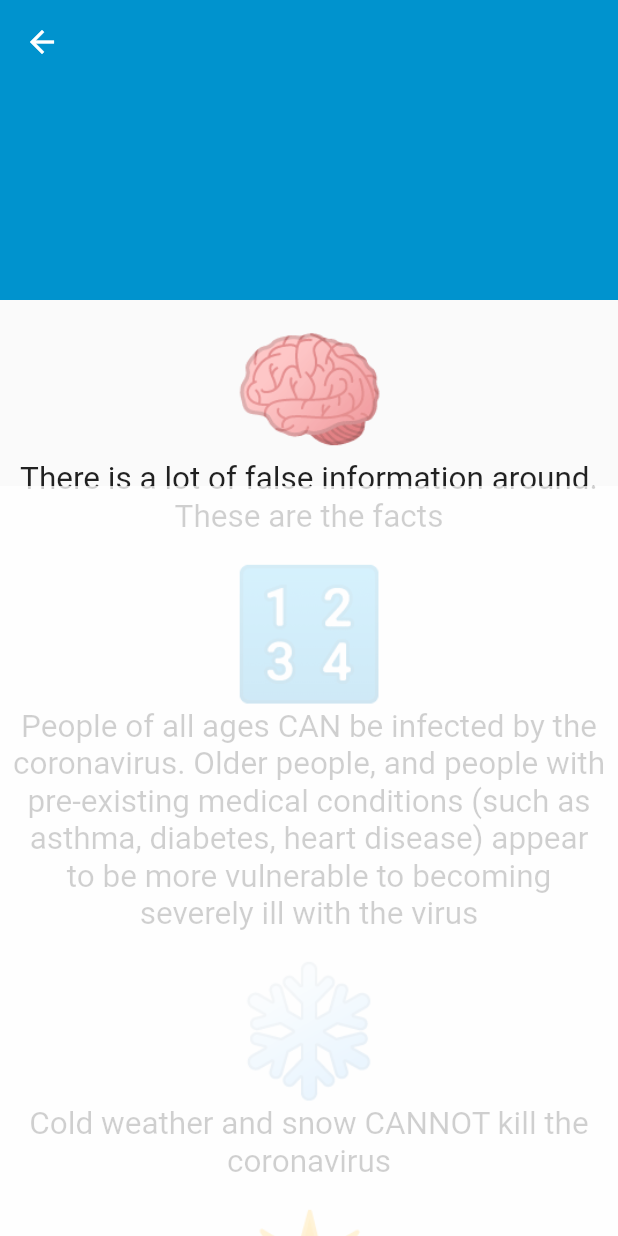
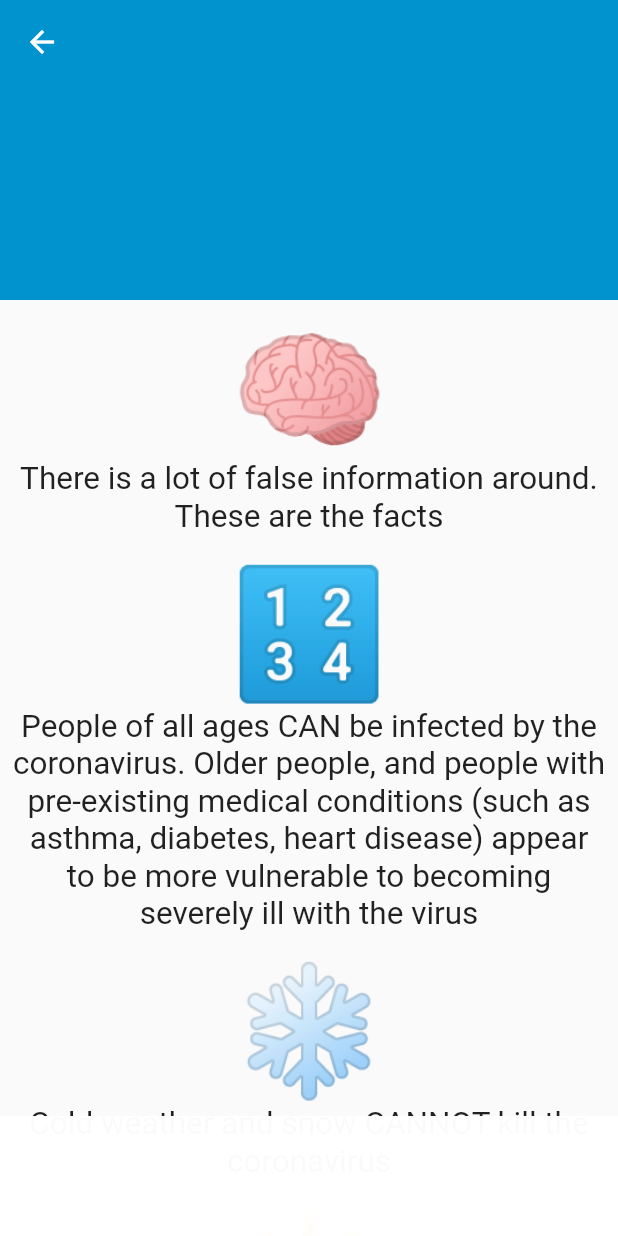
Before and after one commit to WorldHealthOrganization/app, a Flutter app: the screen it shows after launch, after a tap on "WHO Myth-busters", on a phone screen of 412 x 824 dp. Run offline on Flutter 3.47's test engine with Material 2 defaults, Android fonts, the phone set to English and light mode, and no system bars.

Commit message:
Updated height and opacity

```diff
--- a/client/flutter/lib/listViewPage.dart
+++ b/client/flutter/lib/listViewPage.dart
@@ -24,8 +24,8 @@ class ListOfItemsPage extends StatelessWidget {
             bottom: 0.0,
             child: Center(
                 child: Container(
-              color: Color(0xC8ffffff),
-              height: 500,
+              color: Color(0xF9ffffff),
+              height: 80,
               width: MediaQuery.of(context).size.width,
             ))),
         ],
```
